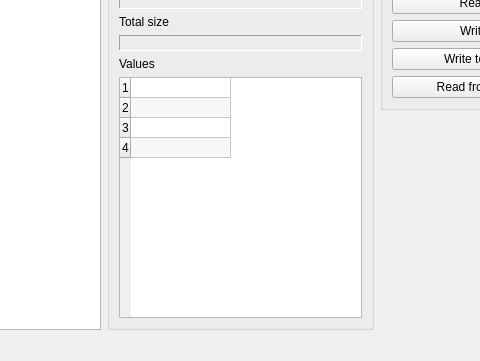
Before: the Qt Designer form QtHardMonForm.ui in ChimeraTK/QtHardMon, drawn with Qt 5; both pictures show x 401 to 881 and y 210 to 571 of the 978 by 571 pixel window.
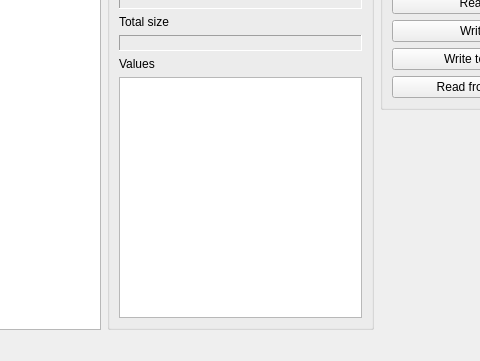
After: the same form once the commit is applied.

Commit message: Value index now starts from 0

What changed in the file:
```diff
--- a/QtHardMonForm.ui
+++ b/QtHardMonForm.ui
@@ -253,9 +253,6 @@
            <property name="alternatingRowColors">
             <bool>true</bool>
            </property>
-           <property name="rowCount">
-            <number>4</number>
-           </property>
            <property name="columnCount">
             <number>1</number>
            </property>
@@ -268,10 +265,6 @@
            <attribute name="verticalHeaderHighlightSections">
             <bool>false</bool>
            </attribute>
-           <row/>
-           <row/>
-           <row/>
-           <row/>
            <column/>
           </widget>
          </item>
```
The commit also changes 1 other file.
